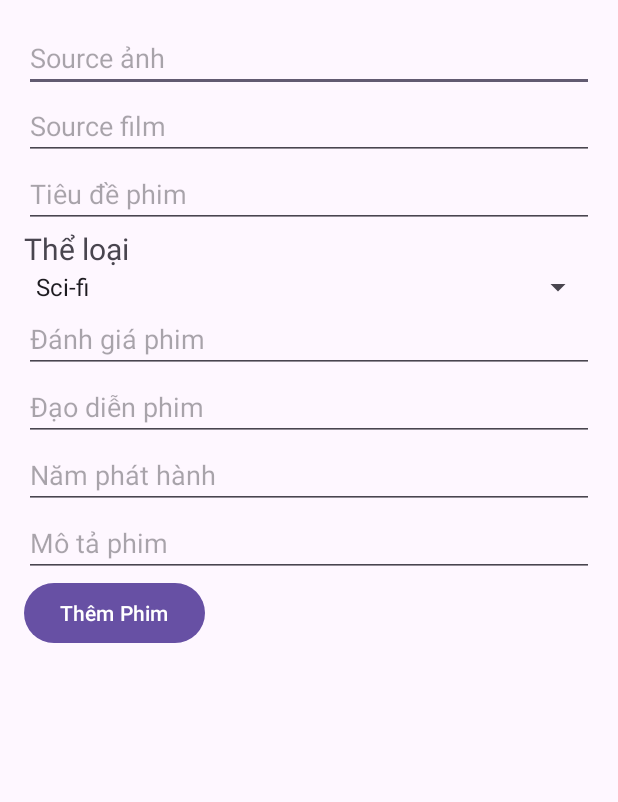
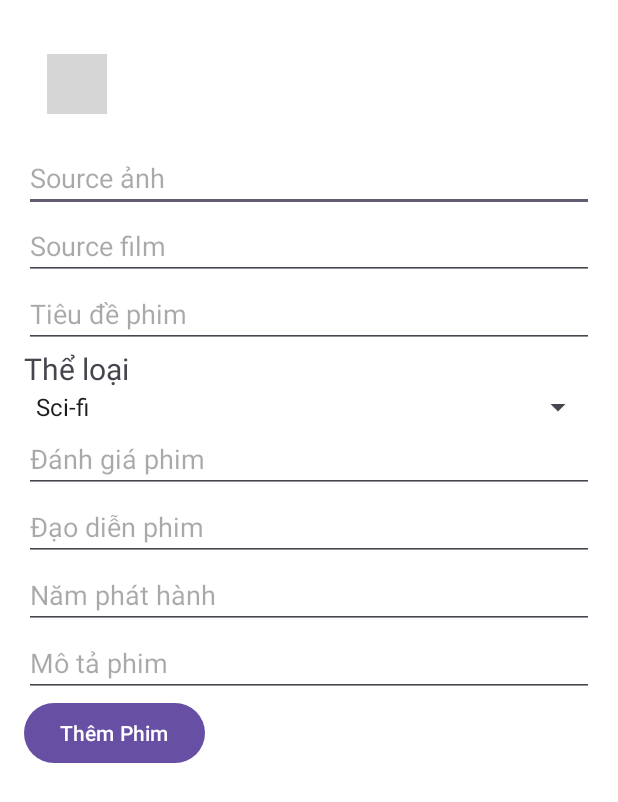
Before and after one commit to vannhph53095/Du_An1_nhom3_PRO1122, an Android app: the AddMovieActivity screen opened directly, with no data from a screen before it, on a phone screen of 412 x 824 dp. Shown: the top 802 px of the screen. Run offline under Robolectric (Android 15) with nearby library versions, the phone set to English and light mode, and no system bars; our stand-ins replace Firebase (no records; nobody signed in at launch, a user with empty details on screens opened directly); grey boxes are pictures that could not be loaded.

Commit message:
update layout

```diff
--- a/app/src/main/java/fpoly/ph53095/nhom3_du_an_1_pro1122/activity/AddMovieActivity.java
+++ b/app/src/main/java/fpoly/ph53095/nhom3_du_an_1_pro1122/activity/AddMovieActivity.java
@@ -1,9 +1,11 @@
 package fpoly.ph53095.nhom3_du_an_1_pro1122.activity;
 
 import android.os.Bundle;
+import android.util.Log;
 import android.widget.ArrayAdapter;
 import android.widget.Button;
 import android.widget.EditText;
+import android.widget.ImageView;
 import android.widget.Spinner;
 import android.widget.Toast;
 
@@ -25,7 +27,7 @@ public class AddMovieActivity extends AppCompatActivity {
     private FirebaseFirestore db;
     private MovieAdapter movieAdapter; // Adapter cho RecyclerView
     private ArrayList<Movie> movieList = new ArrayList<>(); // Danh sách phim
-
+    private ImageView btnBack;
     @Override
     protected void onCreate(Bundle savedInstanceState) {
         super.onCreate(savedInstanceState);
@@ -33,7 +35,7 @@ public class AddMovieActivity extends AppCompatActivity {
 
         // Khởi tạo Firestore
         db = FirebaseFirestore.getInstance();
-
+        btnBack = findViewById(R.id.btnbackinmanhinhyeuthich);
         // Ánh xạ view
         editTextUri=findViewById(R.id.editTextUri);
         editTextFilmSource = findViewById(R.id.editTextFilmSource);
@@ -50,7 +52,9 @@ public class AddMovieActivity extends AppCompatActivity {
 
         // Khởi tạo adapter
         movieAdapter = new MovieAdapter(movieList, this);
-
+        btnBack.setOnClickListener(v -> {
+            onBackPressed(); // Quay lại màn hình trước
+        });
         // Xử lý sự kiện khi nhấn nút thêm phim
         buttonAddMovie.setOnClickListener(v -> addMovie());
     }
--- a/app/src/main/res/layout/activity_add_movie.xml
+++ b/app/src/main/res/layout/activity_add_movie.xml
@@ -2,8 +2,22 @@
 <LinearLayout xmlns:android="http://schemas.android.com/apk/res/android"
     android:layout_width="match_parent"
     android:layout_height="match_parent"
+    xmlns:app="http://schemas.android.com/apk/res-auto"
     android:orientation="vertical"
+    android:background="@color/white"
     android:padding="16dp">
+    <ImageView
+        android:id="@+id/btnbackinmanhinhyeuthich"
+        android:layout_width="40dp"
+        android:layout_height="40dp"
+        android:layout_gravity="start"
+        android:layout_marginTop="20dp"
+        android:layout_marginLeft="15dp"
+        android:background="@color/white"
+        android:contentDescription="Back"
+        android:layout_marginBottom="20dp"
+        android:src="@drawable/back_icon"
+        app:backgroundTint="@color/white" />
 <androidx.core.widget.NestedScrollView
     android:layout_width="match_parent"
     android:layout_height="wrap_content">
```
